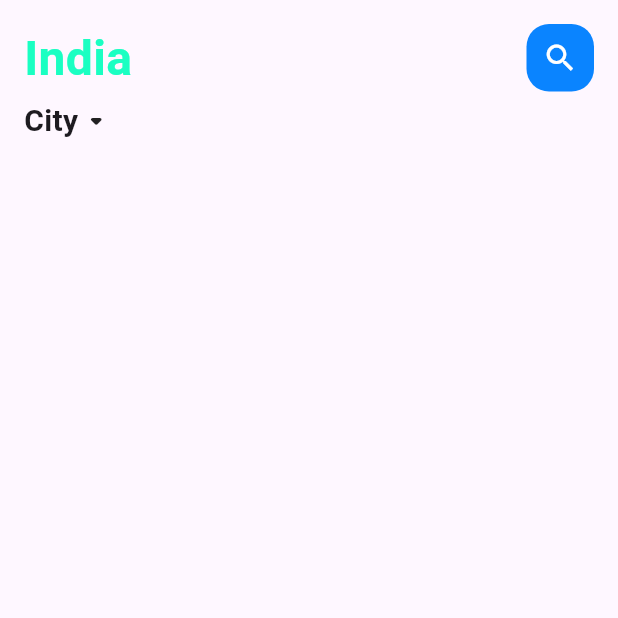
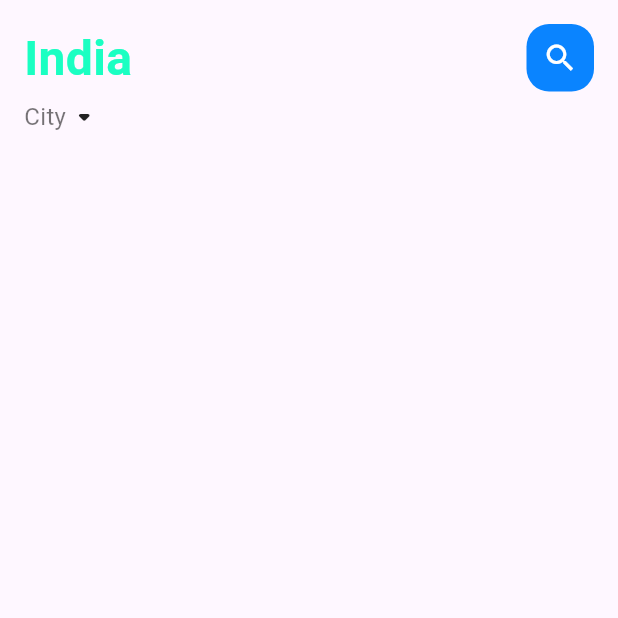
Before and after one commit to AkshitGameDev/commercialism, a Flutter app: the screen it shows after launch, on a phone screen of 412 x 824 dp, the top half of it. Run offline on Flutter 3.47's test engine with Material 3 defaults, Android fonts, the phone set to English and light mode, and no system bars.

Commit message:
creating food page view

```diff
--- a/commercialism/lib/AppColors.dart
+++ b/commercialism/lib/AppColors.dart
@@ -3,16 +3,16 @@ import 'package:flutter/material.dart';
 class AppColors {
   AppColors._();
 
-  static final Color primary = Color(0xFF0A84FF);
-  static final Color primaryVariant = Color(0xFF0060DF);
-  static const Color accent = Color(0xFFFFC107);
-  static const Color background = Color(0xFFF5F7FA);
-  static const Color surface = Color(0xFFFFFFFF);
-  static const Color textPrimary = Color(0xFF111827);
-  static const Color textSecondary = Color(0xFF6B7280);
-  static const Color success = Color(0xFF10B981);
-  static const Color danger = Color(0xFFEF4444);
-  static const Color disabled = Color(0xFF9CA3AF);
-  static const Color border = Color(0xFFE5E7EB);
-  static const Color COUNTRY_NAME = Color(0xFF1AFFC2);
+  static final Color primary = const Color(0xFF0A84FF);
+  static final Color primaryVariant = const Color(0xFF0060DF);
+  static final Color accent = const  Color(0xFFFFC107);
+  static final Color background = const  Color(0xFFF5F7FA);
+  static final Color surface = const  Color(0xFFFFFFFF);
+  static final Color textPrimary = const  Color(0xFF111827);
+  static final Color textSecondary = const  Color(0xFF6B7280);
+  static final Color success =  const Color(0xFF10B981);
+  static final Color danger =  const Color(0xFFEF4444);
+  static final Color disabled =  const Color(0xFF9CA3AF);
+  static final Color border =  const Color(0xFFE5E7EB);
+  static final Color COUNTRY_NAME = const Color(0xFF1AFFC2);
 }
--- /dev/null
+++ b/commercialism/lib/Home/food_page_body.dart
@@ -0,0 +1,30 @@
+import 'package:flutter/material.dart';
+
+class FoodPageBody extends StatefulWidget {
+  const FoodPageBody({super.key});
+
+  @override
+  State<FoodPageBody> createState() => _FoodPageBodyState();
+}
+
+class _FoodPageBodyState extends State<FoodPageBody>
+    with SingleTickerProviderStateMixin {
+  late AnimationController _controller;
+
+  @override
+  void initState() {
+    super.initState();
+    _controller = AnimationController(vsync: this);
+  }
+
+  @override
+  void dispose() {
+    _controller.dispose();
+    super.dispose();
+  }
+
+  @override
+  Widget build(BuildContext context) {
+    return const Placeholder();
+  }
+}
--- a/commercialism/lib/Home/main_food_Page.dart
+++ b/commercialism/lib/Home/main_food_Page.dart
@@ -1,5 +1,6 @@
 import 'package:commercialism/AppColors.dart';
 import 'package:commercialism/Widgets/big_text.dart';
+import 'package:commercialism/Widgets/small_Text.dart';
 import 'package:flutter/material.dart';
 
 
@@ -26,22 +27,20 @@ class _MainFoodPageState extends State<MainFoodPage> {
             children: [
               Column(
                 crossAxisAlignment: CrossAxisAlignment.start,
-                children: const [
+                children: [
                   BigText(
                   text: "India",
                   size: 32,
                   color: AppColors.COUNTRY_NAME,
                   weight: FontWeight.w600,
                   ),
-                  SizedBox(height: 4),
-                  Row(
+                  const SizedBox(height: 4),
+                  const Row(
                     children: [
-                      Text(
-                        "City",
-                        style: TextStyle(
-                          fontSize: 20,
-                          fontWeight: FontWeight.bold,
-                        ),
+                      SmallText(
+                        text: "City",
+                        size: 16,
+                        color: Colors.black54,
                       ),
                       Icon(Icons.arrow_drop_down_rounded),
                     ],
--- /dev/null
+++ b/commercialism/lib/Widgets/small_Text.dart
@@ -0,0 +1,39 @@
+import 'package:flutter/material.dart';
+import 'package:flutter/cupertino.dart';
+
+class SmallText extends StatelessWidget {
+  final String text;
+  final double size;
+  final double height;
+  final Color? color;
+  final TextAlign align;
+  final FontWeight weight;
+  final int maxLines;
+
+  const SmallText({
+    Key? key,
+    required this.text,
+    this.size = 12,
+    this.color = const Color(0xFF6B7280),
+    this.align = TextAlign.start,
+    this.weight = FontWeight.w400,
+    this.maxLines = 1,
+    this.height = 1.2,
+  }) : super(key: key);
+
+  @override
+  Widget build(BuildContext context) {
+    return Text(
+      text,
+      maxLines: maxLines,
+      textAlign: align,
+      style: TextStyle(
+        fontFamily: 'Roboto',
+        fontSize: size,
+        color: color,
+        fontWeight: weight,
+        height: height,
+      ),
+    );
+  }
+}
```
